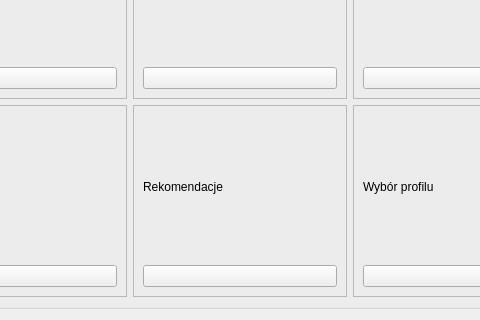
This is coach/interface/ui/main_menu.ui in Daria34522/Trener_Personalny_Czacza as Qt 5 draws it before an edit; both pictures show x 109 to 589 and y 354 to 674 of the 698 by 674 pixel window. The edited form follows.
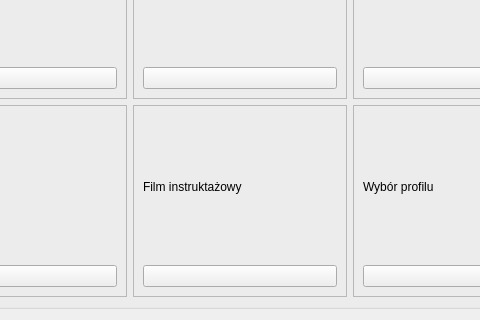
This is the edited form.

Commit message: Dodanie menu ustawień tj. wyboru piosenki, Dodanie menu z filmem instruktażowym

Diff of the .ui file:
```diff
--- a/coach/interface/ui/main_menu.ui
+++ b/coach/interface/ui/main_menu.ui
@@ -126,11 +126,11 @@
         <property name="frameShadow">
          <enum>QFrame::Raised</enum>
         </property>
-        <layout class="QVBoxLayout" name="verticalLayout_6" stretch="2,9">
+        <layout class="QVBoxLayout" name="verticalLayout_6" stretch="0,20">
          <item>
           <widget class="QLabel" name="label_5">
            <property name="text">
-            <string>Rekomendacje</string>
+            <string>Film instruktażowy</string>
            </property>
           </widget>
          </item>
```
Left out of the diff: 12 changed lines with no effect on the pictures. The commit also changes 17 other files.
